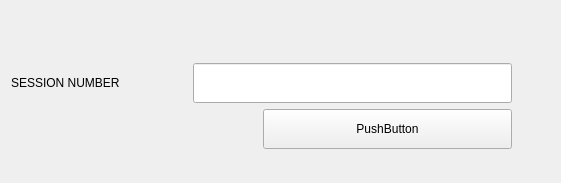
Qt form views/start_session_widget.ui (RadekChy25/ChewSense) before a commit.
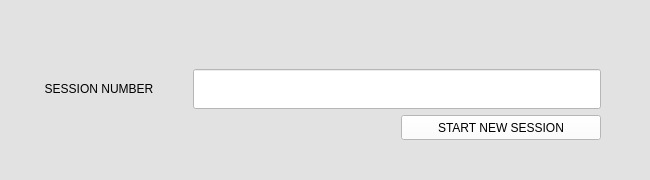
The same form after that commit. Icons and pictures are not drawn.

Patch:
```diff
--- a/views/start_session_widget.ui
+++ b/views/start_session_widget.ui
@@ -6,28 +6,51 @@
    <rect>
     <x>0</x>
     <y>0</y>
-    <width>561</width>
-    <height>183</height>
+    <width>650</width>
+    <height>180</height>
    </rect>
   </property>
   <property name="windowTitle">
    <string>Form</string>
   </property>
+  <property name="styleSheet">
+   <string notr="true">background-color: rgb(226,226,226) ;color: rgb(0,0,0)</string>
+  </property>
   <layout class="QGridLayout" name="gridLayout_4">
    <item row="0" column="0">
     <layout class="QGridLayout" name="gridLayout_3">
-     <item row="0" column="1">
-      <spacer name="horizontalSpacer">
+     <item row="2" column="0" colspan="2">
+      <layout class="QGridLayout" name="gridLayout">
+       <item row="0" column="0">
+        <spacer name="horizontalSpacer_2">
        <property name="orientation">
         <enum>Qt::Horizontal</enum>
        </property>
        <property name="sizeHint" stdset="0">
         <size>
-         <width>293</width>
+           <width>10</width>
          <height>20</height>
         </size>
        </property>
       </spacer>
+       </item>
+       <item row="0" column="1">
+        <widget class="QPushButton" name="start_session_btn">
+         <property name="minimumSize">
+          <size>
+           <width>200</width>
+           <height>25</height>
+          </size>
+         </property>
+         <property name="styleSheet">
+          <string notr="true">background-color: rgb(255,255,255) ;color: rgb(0,0,0)</string>
+         </property>
+         <property name="text">
+          <string>START NEW SESSION</string>
+         </property>
+        </widget>
+       </item>
+      </layout>
      </item>
      <item row="1" column="0">
       <widget class="QLabel" name="session_nr_label">
@@ -43,9 +66,47 @@
          <height>23</height>
         </size>
        </property>
+       <property name="layoutDirection">
+        <enum>Qt::LeftToRight</enum>
+       </property>
        <property name="text">
         <string>SESSION NUMBER</string>
        </property>
+       <property name="textFormat">
+        <enum>Qt::PlainText</enum>
+       </property>
+       <property name="alignment">
+        <set>Qt::AlignCenter</set>
+       </property>
+      </widget>
+     </item>
+     <item row="0" column="1">
+      <spacer name="horizontalSpacer">
+       <property name="orientation">
+        <enum>Qt::Horizontal</enum>
+       </property>
+       <property name="sizeHint" stdset="0">
+        <size>
+         <width>400</width>
+         <height>20</height>
+        </size>
+       </property>
+      </spacer>
+     </item>
+     <item row="1" column="1">
+      <widget class="QLineEdit" name="session_nr_input">
+       <property name="minimumSize">
+        <size>
+         <width>400</width>
+         <height>40</height>
+        </size>
+       </property>
+       <property name="styleSheet">
+        <string notr="true">background-color: rgb(255,255,255) ;color: rgb(0,0,0)</string>
+       </property>
+       <property name="text">
+        <string/>
+       </property>
       </widget>
      </item>
      <item row="0" column="2">
@@ -66,7 +127,7 @@
         <string/>
        </property>
        <property name="icon">
-        <iconset resource="../resources.qrc">
+        <iconset>
          <normaloff>:/icons/widgets/icons/exit_icon.png</normaloff>:/icons/widgets/icons/exit_icon.png</iconset>
        </property>
        <property name="iconSize">
@@ -77,49 +138,6 @@
        </property>
       </widget>
      </item>
-     <item row="2" column="0" colspan="2">
-      <layout class="QGridLayout" name="gridLayout">
-       <item row="0" column="0">
-        <spacer name="horizontalSpacer_2">
-         <property name="orientation">
-          <enum>Qt::Horizontal</enum>
-         </property>
-         <property name="sizeHint" stdset="0">
-          <size>
-           <width>40</width>
-           <height>20</height>
-          </size>
-         </property>
-        </spacer>
-       </item>
-       <item row="0" column="1">
-        <widget class="QPushButton" name="start_session_btn">
-         <property name="minimumSize">
-          <size>
-           <width>249</width>
-           <height>40</height>
-          </size>
-         </property>
-         <property name="text">
-          <string>PushButton</string>
-         </property>
-        </widget>
-       </item>
-      </layout>
-     </item>
-     <item row="1" column="1">
-      <widget class="QLineEdit" name="session_nr_input">
-       <property name="minimumSize">
-        <size>
-         <width>293</width>
-         <height>40</height>
-        </size>
-       </property>
-       <property name="text">
-        <string/>
-       </property>
-      </widget>
-     </item>
     </layout>
    </item>
   </layout>
```
Lines whose indentation alone changed are shown as unchanged.
